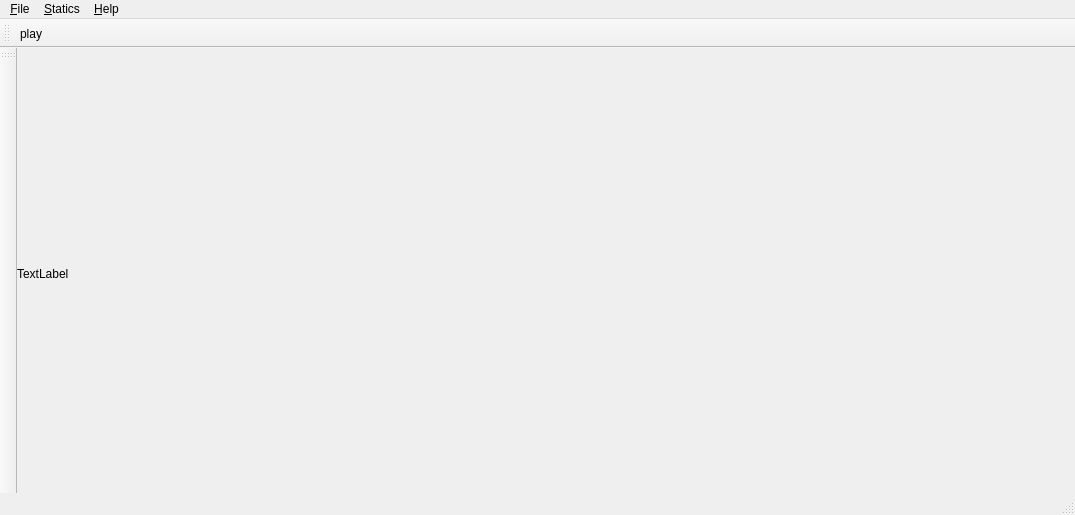
First picture: the form in deploy/files/RecycleIT_B_gui.ui, repository SaKhosravi/RecycleIT-B, before the edit.
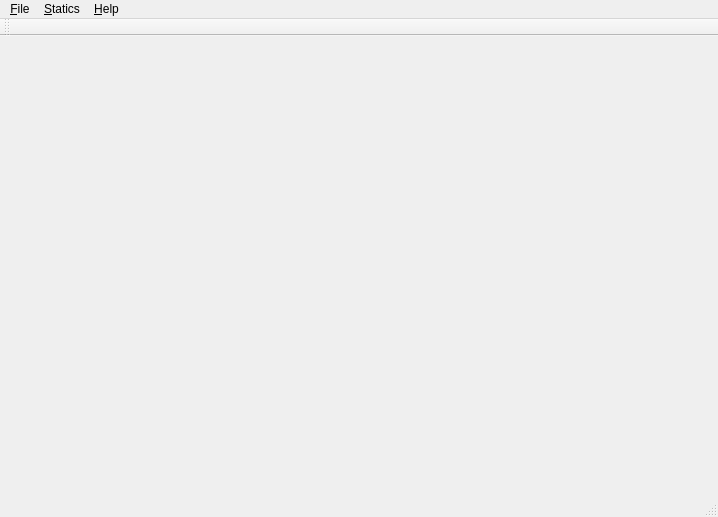
Second picture: the form after the edit.

Commit message: update qt gui, add them

The edit to the form file:
```diff
--- a/deploy/files/RecycleIT_B_gui.ui
+++ b/deploy/files/RecycleIT_B_gui.ui
@@ -6,34 +6,62 @@
          <rect>
              <x>0</x>
              <y>0</y>
-             <width>1075</width>
-             <height>515</height>
+             <width>718</width>
+             <height>517</height>
          </rect>
      </property>
      <property name="windowTitle">
          <string>MainWindow</string>
      </property>
      <widget class="QWidget" name="centralwidget">
-         <widget class="QLabel" name="q_camera_label">
-             <property name="geometry">
-                 <rect>
-                     <x>0</x>
-                     <y>0</y>
-                     <width>771</width>
-                     <height>451</height>
-                 </rect>
+         <layout class="QHBoxLayout" name="horizontalLayout_2">
+             <property name="spacing">
+                 <number>3</number>
              </property>
-             <property name="text">
-                 <string>TextLabel</string>
+             <property name="leftMargin">
+                 <number>3</number>
              </property>
-         </widget>
+             <property name="topMargin">
+                 <number>3</number>
+             </property>
+             <property name="rightMargin">
+                 <number>3</number>
+             </property>
+             <property name="bottomMargin">
+                 <number>3</number>
+             </property>
+             <item>
+                 <layout class="QHBoxLayout" name="horizontalLayout" stretch="4,3">
+                     <item>
+                         <layout class="QVBoxLayout" name="verticalLayout">
+                             <item>
+                                 <widget class="QLabel" name="q_camera_label">
+                                     <property name="sizePolicy">
+                                         <sizepolicy hsizetype="Expanding" vsizetype="Expanding">
+                                             <horstretch>0</horstretch>
+                                             <verstretch>0</verstretch>
+                                         </sizepolicy>
+                                     </property>
+                                     <property name="text">
+                                         <string/>
+                                     </property>
+                                 </widget>
+                             </item>
+                         </layout>
+                     </item>
+                     <item>
+                         <layout class="QGridLayout" name="gridLayout"/>
+                     </item>
+                 </layout>
+             </item>
+         </layout>
      </widget>
      <widget class="QMenuBar" name="menubar">
          <property name="geometry">
              <rect>
                  <x>0</x>
                  <y>0</y>
-                 <width>1075</width>
+                 <width>718</width>
                  <height>22</height>
              </rect>
          </property>
@@ -63,17 +91,6 @@
          <addaction name="menu_Help"/>
      </widget>
      <widget class="QStatusBar" name="statusbar"/>
-     <widget class="QToolBar" name="toolBar_2">
-         <property name="windowTitle">
-             <string>toolBar_2</string>
-         </property>
-         <attribute name="toolBarArea">
-             <enum>LeftToolBarArea</enum>
-         </attribute>
-         <attribute name="toolBarBreak">
-             <bool>false</bool>
-         </attribute>
-     </widget>
      <widget class="QToolBar" name="toolBar">
          <property name="windowTitle">
              <string>toolBar</string>
@@ -84,7 +101,6 @@
          <attribute name="toolBarBreak">
              <bool>false</bool>
          </attribute>
-         <addaction name="actionplay"/>
      </widget>
      <action name="action_Open_Model">
          <property name="text">
@@ -116,11 +132,6 @@
              <string>All</string>
          </property>
      </action>
-     <action name="actionplay">
-         <property name="text">
-             <string>play</string>
-         </property>
-     </action>
  </widget>
  <resources/>
  <connections/>
```
The commit also changes 1 other file.
